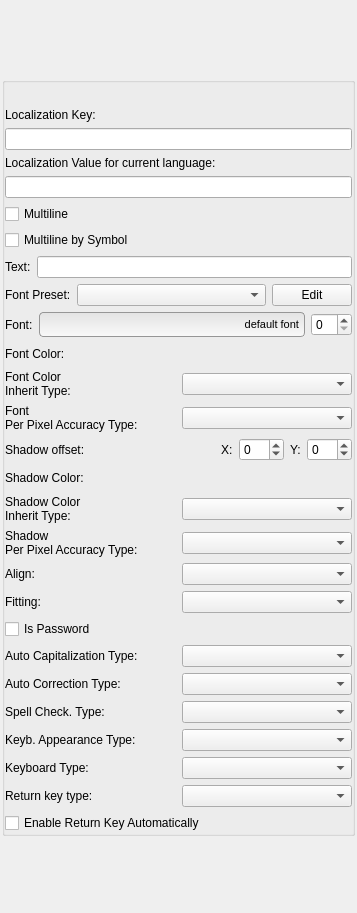
The window that Tools/UIEditor/UI/textpropertygridwidget.ui (xaoctech/dava.engine) describes before a commit, drawn with Qt 5.
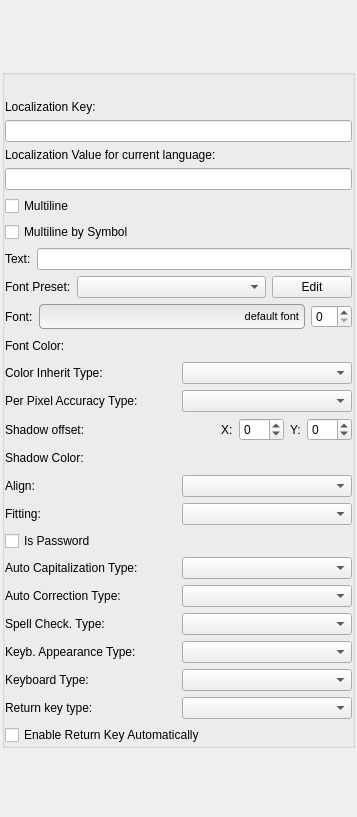
The same window after the commit. Custom widgets are drawn as their Qt base class.

Commit message: [DF-4714] Fix after review. Removed additional property for text shadow color inherit and pixel accuracy types.

The edit to the form file:
```diff
--- a/Tools/UIEditor/UI/textpropertygridwidget.ui
+++ b/Tools/UIEditor/UI/textpropertygridwidget.ui
@@ -7,7 +7,7 @@
     <x>0</x>
     <y>0</y>
     <width>357</width>
-    <height>913</height>
+    <height>817</height>
    </rect>
   </property>
   <property name="sizePolicy">
@@ -328,6 +328,18 @@
       </item>
       <item>
        <widget class="QWidget" name="fontColorInheritTypeWidget" native="true">
+        <property name="sizePolicy">
+         <sizepolicy hsizetype="Preferred" vsizetype="Maximum">
+          <horstretch>0</horstretch>
+          <verstretch>0</verstretch>
+         </sizepolicy>
+        </property>
+        <property name="minimumSize">
+         <size>
+          <width>0</width>
+          <height>0</height>
+         </size>
+        </property>
         <layout class="QHBoxLayout" name="horizontalLayout_18">
          <property name="margin">
           <number>0</number>
@@ -335,8 +347,7 @@
          <item>
           <widget class="QLabel" name="label">
            <property name="text">
-            <string>Font Color
-Inherit Type:</string>
+            <string>Color Inherit Type:</string>
            </property>
           </widget>
          </item>
@@ -348,6 +359,12 @@
       </item>
       <item>
        <widget class="QWidget" name="fontPerPixelAccuracyTypeWidget" native="true">
+        <property name="sizePolicy">
+         <sizepolicy hsizetype="Preferred" vsizetype="Maximum">
+          <horstretch>0</horstretch>
+          <verstretch>0</verstretch>
+         </sizepolicy>
+        </property>
         <layout class="QHBoxLayout" name="horizontalLayout_19">
          <property name="margin">
           <number>0</number>
@@ -355,8 +372,7 @@
          <item>
           <widget class="QLabel" name="fontPerPixelAccuracyLabel">
            <property name="text">
-            <string>Font
-Per Pixel Accuracy Type:</string>
+            <string>Per Pixel Accuracy Type:</string>
            </property>
           </widget>
          </item>
@@ -481,46 +497,6 @@
         </layout>
        </widget>
       </item>
-      <item>
-       <widget class="QWidget" name="shadowColorInheritWidget" native="true">
-        <layout class="QHBoxLayout" name="horizontalLayout_17">
-         <property name="margin">
-          <number>0</number>
-         </property>
-         <item>
-          <widget class="QLabel" name="shadowColorLabel_2">
-           <property name="text">
-            <string>Shadow Color
-Inherit Type:</string>
-           </property>
-          </widget>
-         </item>
-         <item>
-          <widget class="QComboBox" name="shadowColorInheritTypeCombobox"/>
-         </item>
-        </layout>
-       </widget>
-      </item>
-      <item>
-       <widget class="QWidget" name="shadowColorInheritWidget_2" native="true">
-        <layout class="QHBoxLayout" name="horizontalLayout_20">
-         <property name="margin">
-          <number>0</number>
-         </property>
-         <item>
-          <widget class="QLabel" name="shadowPerPixelAccuracyLabel">
-           <property name="text">
-            <string>Shadow
-Per Pixel Accuracy Type:</string>
-           </property>
-          </widget>
-         </item>
-         <item>
-          <widget class="QComboBox" name="shadowPerPixelAccuracyTypeCombobox"/>
-         </item>
-        </layout>
-       </widget>
-      </item>
       <item>
        <widget class="QWidget" name="alignWidget" native="true">
         <property name="sizePolicy">
```
Left out of the diff: 9 changed lines with no effect on the pictures. The commit also changes 5 other files.
